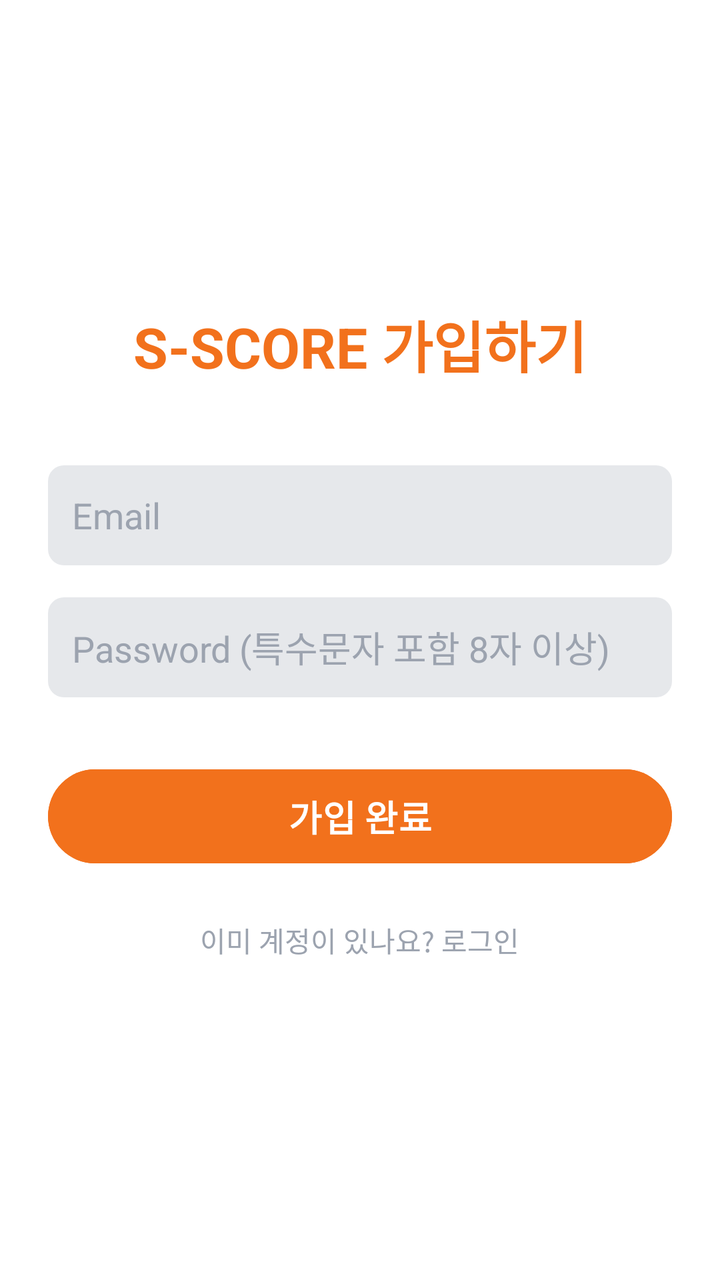
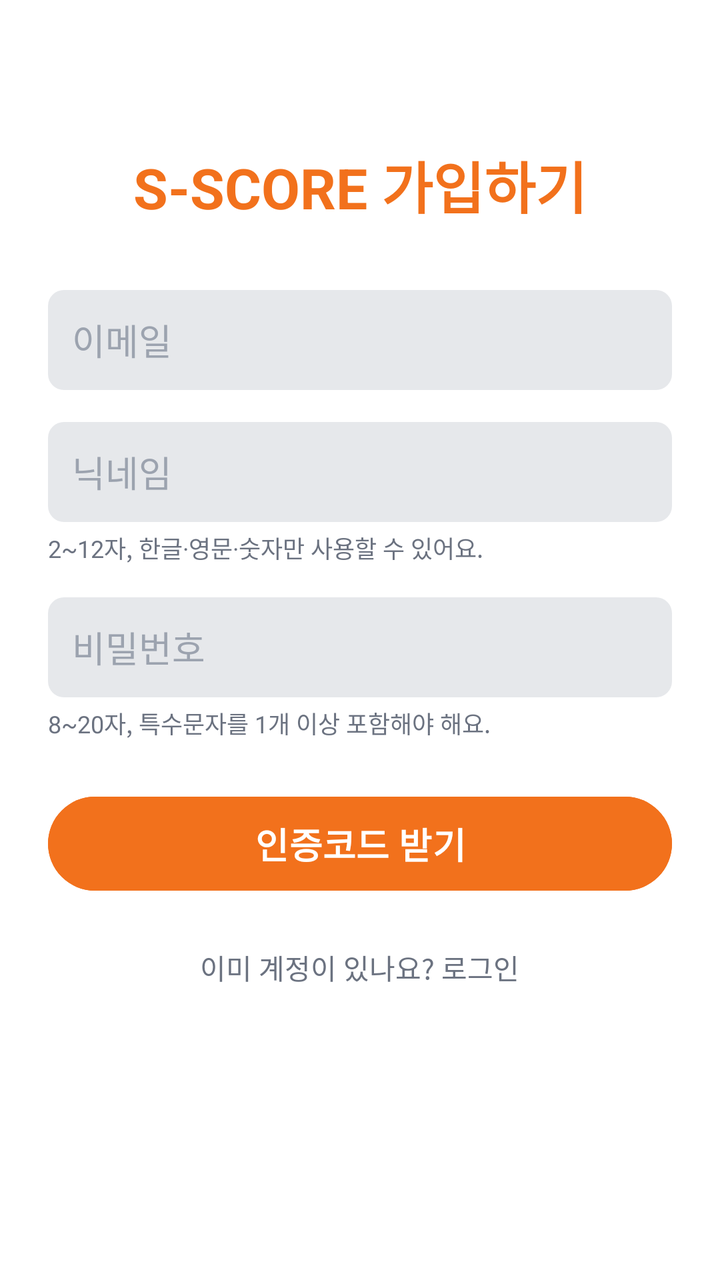

Screens rendered from an Android XML layout before and after an edit, with the pre-edit source and the edit as a unified diff.
<!-- AndroidManifest.xml: application theme Theme.SScore -->
<!-- res/layout/activity_register.xml -->
<?xml version="1.0" encoding="utf-8"?>
<LinearLayout
    xmlns:android="http://schemas.android.com/apk/res/android"
    android:layout_width="match_parent"
    android:layout_height="match_parent"
    android:orientation="vertical"
    android:gravity="center"
    android:background="@color/bg"
    android:padding="24dp">

    <TextView
        android:layout_width="wrap_content"
        android:layout_height="wrap_content"
        android:text="S-SCORE 가입하기"
        android:textColor="@color/accent"
        android:textSize="28sp"
        android:textStyle="bold"
        android:layout_marginBottom="40dp"/>

    <EditText
        android:id="@+id/etRegEmail"
        android:layout_width="match_parent"
        android:layout_height="50dp"
        android:hint="Email"
        android:textColor="@color/text_primary"
        android:textColorHint="@color/text_hint"
        android:background="@drawable/edittext_bg"
        android:padding="12dp"
        android:layout_marginBottom="16dp"/>

    <EditText
        android:id="@+id/etRegPassword"
        android:layout_width="match_parent"
        android:layout_height="50dp"
        android:hint="Password (특수문자 포함 8자 이상)"
        android:textColor="@color/text_primary"
        android:textColorHint="@color/text_hint"
        android:background="@drawable/edittext_bg"
        android:inputType="textPassword"
        android:padding="12dp"
        android:layout_marginBottom="32dp"/>

    <Button
        android:id="@+id/btnRegister"
        android:layout_width="match_parent"
        android:layout_height="55dp"
        android:text="가입 완료"
        android:textColor="@color/on_accent"
        android:backgroundTint="@color/accent"
        android:textStyle="bold"
        android:textSize="18sp"/>

    <TextView
        android:id="@+id/tvBackToLogin"
        android:layout_width="wrap_content"
        android:layout_height="wrap_content"
        android:text="이미 계정이 있나요? 로그인"
        android:textColor="@color/text_hint"
        android:layout_marginTop="16dp"
        android:padding="8dp"/>

</LinearLayout>
<!-- resources referenced by this layout -->
<resources>
  <color name="accent">#F2711C</color>
  <color name="bg">#FFFFFF</color>
  <color name="on_accent">#FFFFFF</color>
  <color name="text_hint">#9CA3AF</color>
  <color name="text_primary">#1A1A1A</color>
  <!-- drawable edittext_bg (drawable) -->
  <?xml version="1.0" encoding="utf-8"?>
  <shape xmlns:android="http://schemas.android.com/apk/res/android">
      <solid android:color="@color/surface_variant"/>
      <corners android:radius="8dp"/>
  </shape>
  <style name="Theme.SScore" parent="Base.Theme.SScore" />
  <color name="surface_variant">#E6E8EB</color>
  <style name="Base.Theme.SScore" parent="Theme.Material3.Light.NoActionBar">
          <item name="colorPrimary">@color/accent</item>
          <item name="colorOnPrimary">@color/on_accent</item>
          <item name="android:windowBackground">@color/bg</item>
          <item name="android:statusBarColor">@color/bg</item>
          <item name="android:navigationBarColor">@color/bg</item>
          <item name="android:windowLightStatusBar">true</item>
          <item name="android:windowLightNavigationBar" tools:targetApi="o_mr1">true</item>
      </style>
</resources>

<!-- the commit's change to res/layout/activity_register.xml (unified diff, before → after) -->
@@ -1,62 +1,184 @@
 <?xml version="1.0" encoding="utf-8"?>
-<LinearLayout
+<ScrollView
     xmlns:android="http://schemas.android.com/apk/res/android"
     android:layout_width="match_parent"
     android:layout_height="match_parent"
-    android:orientation="vertical"
-    android:gravity="center"
     android:background="@color/bg"
-    android:padding="24dp">
+    android:fillViewport="true">
 
-    <TextView
-        android:layout_width="wrap_content"
+    <LinearLayout
+        android:layout_width="match_parent"
         android:layout_height="wrap_content"
-        android:text="S-SCORE 가입하기"
-        android:textColor="@color/accent"
-        android:textSize="28sp"
-        android:textStyle="bold"
-        android:layout_marginBottom="40dp"/>
+        android:orientation="vertical"
+        android:gravity="center_horizontal"
+        android:padding="24dp">
 
-    <EditText
-        android:id="@+id/etRegEmail"
-        android:layout_width="match_parent"
-        android:layout_height="50dp"
-        android:hint="Email"
-        android:textColor="@color/text_primary"
-        android:textColorHint="@color/text_hint"
-        android:background="@drawable/edittext_bg"
-        android:padding="12dp"
-        android:layout_marginBottom="16dp"/>
+        <TextView
+            android:layout_width="wrap_content"
+            android:layout_height="wrap_content"
+            android:layout_marginTop="48dp"
+            android:layout_marginBottom="32dp"
+            android:text="S-SCORE 가입하기"
+            android:textColor="@color/accent"
+            android:textSize="28sp"
+            android:textStyle="bold"/>
 
-    <EditText
-        android:id="@+id/etRegPassword"
-        android:layout_width="match_parent"
-        android:layout_height="50dp"
-        android:hint="Password (특수문자 포함 8자 이상)"
-        android:textColor="@color/text_primary"
-        android:textColorHint="@color/text_hint"
-        android:background="@drawable/edittext_bg"
-        android:inputType="textPassword"
-        android:padding="12dp"
-        android:layout_marginBottom="32dp"/>
+        
+        <LinearLayout
+            android:id="@+id/groupForm"
+            android:layout_width="match_parent"
+            android:layout_height="wrap_content"
+            android:orientation="vertical">
 
-    <Button
-        android:id="@+id/btnRegister"
-        android:layout_width="match_parent"
-        android:layout_height="55dp"
-        android:text="가입 완료"
-        android:textColor="@color/on_accent"
-        android:backgroundTint="@color/accent"
-        android:textStyle="bold"
-        android:textSize="18sp"/>
+            <EditText
+                android:id="@+id/etRegEmail"
+                android:layout_width="match_parent"
+                android:layout_height="50dp"
+                android:layout_marginBottom="16dp"
+                android:background="@drawable/edittext_bg"
+                android:hint="이메일"
+                android:inputType="textEmailAddress"
+                android:padding="12dp"
+                android:textColor="@color/text_primary"
+                android:textColorHint="@color/text_hint"/>
 
-    <TextView
-        android:id="@+id/tvBackToLogin"
-        android:layout_width="wrap_content"
-        android:layout_height="wrap_content"
-        android:text="이미 계정이 있나요? 로그인"
-        android:textColor="@color/text_hint"
-        android:layout_marginTop="16dp"
-        android:padding="8dp"/>
+            <EditText
+                android:id="@+id/etRegNickname"
+                android:layout_width="match_parent"
+                android:layout_height="50dp"
+                android:background="@drawable/edittext_bg"
+                android:hint="닉네임"
+                android:inputType="text"
+                android:maxLength="12"
+                android:padding="12dp"
+                android:textColor="@color/text_primary"
+                android:textColorHint="@color/text_hint"/>
 
-</LinearLayout>
+            <TextView
+                android:id="@+id/tvNicknameHint"
+                android:layout_width="match_parent"
+                android:layout_height="wrap_content"
+                android:layout_marginTop="4dp"
+                android:layout_marginBottom="16dp"
+                android:text="2~12자, 한글·영문·숫자만 사용할 수 있어요."
+                android:textColor="@color/text_secondary"
+                android:textSize="12sp"/>
+
+            <EditText
+                android:id="@+id/etRegPassword"
+                android:layout_width="match_parent"
+                android:layout_height="50dp"
+                android:background="@drawable/edittext_bg"
+                android:hint="비밀번호"
+                android:inputType="textPassword"
+                android:padding="12dp"
+                android:textColor="@color/text_primary"
+                android:textColorHint="@color/text_hint"/>
+
+            <TextView
+                android:layout_width="match_parent"
+                android:layout_height="wrap_content"
+                android:layout_marginTop="4dp"
+                android:layout_marginBottom="24dp"
+                android:text="8~20자, 특수문자를 1개 이상 포함해야 해요."
+                android:textColor="@color/text_secondary"
+                android:textSize="12sp"/>
+
+            <Button
+                android:id="@+id/btnRegister"
+                android:layout_width="match_parent"
+                android:layout_height="55dp"
+                android:backgroundTint="@color/accent"
+                android:text="인증코드 받기"
+                android:textColor="@color/on_accent"
+                android:textSize="18sp"
+                android:textStyle="bold"/>
+        </LinearLayout>
+
+        
+        <LinearLayout
+            android:id="@+id/groupCode"
+            android:layout_width="match_parent"
+            android:layout_height="wrap_content"
+            android:orientation="vertical"
+            android:visibility="gone">
+
+            <TextView
+                android:id="@+id/tvCodeInfo"
+                android:layout_width="match_parent"
+                android:layout_height="wrap_content"
+                android:layout_marginBottom="16dp"
+                android:textColor="@color/text_body"
+                android:textSize="14sp"/>
+
+            <EditText
+                android:id="@+id/etCode"
+                android:layout_width="match_parent"
+                android:layout_height="56dp"
+                android:layout_marginBottom="16dp"
+                android:background="@drawable/edittext_bg"
+                android:gravity="center"
+                android:hint="인증코드 6자리"
+                android:inputType="number"
+                android:letterSpacing="0.3"
+                android:maxLength="6"
+                android:textColor="@color/text_primary"
+                android:textColorHint="@color/text_hint"
+                android:textSize="22sp"/>
+
+            <Button
+                android:id="@+id/btnVerify"
+                android:layout_width="match_parent"
+                android:layout_height="55dp"
+                android:backgroundTint="@color/accent"
+                android:text="가입 완료"
+                android:textColor="@color/on_accent"
+                android:textSize="18sp"
+                android:textStyle="bold"/>
+
+            <Button
+                android:id="@+id/btnResend"
+                style="?android:attr/borderlessButtonStyle"
+                android:layout_width="match_parent"
+                android:layout_height="wrap_content"
+                android:layout_marginTop="8dp"
+                android:textColor="@color/accent"/>
+
+            <TextView
+                android:id="@+id/tvChangeEmail"
+                android:layout_width="wrap_content"
+                android:layout_height="wrap_content"
+                android:layout_gravity="center_horizontal"
+                android:padding="8dp"
+                android:text="이메일/닉네임 다시 입력"
+                android:textColor="@color/text_secondary"/>
+        </LinearLayout>
+
+        <TextView
+            android:id="@+id/tvMessage"
+            android:layout_width="match_parent"
+            android:layout_height="wrap_content"
+            android:layout_marginTop="12dp"
+            android:gravity="center"
+            android:textColor="@color/negative"
+            android:textSize="13sp"
+            android:visibility="gone"/>
+
+        <ProgressBar
+            android:id="@+id/progress"
+            android:layout_width="wrap_content"
+            android:layout_height="wrap_content"
+            android:layout_marginTop="16dp"
+            android:indeterminateTint="@color/accent"
+            android:visibility="gone"/>
+
+        <TextView
+            android:id="@+id/tvBackToLogin"
+            android:layout_width="wrap_content"
+            android:layout_height="wrap_content"
+            android:layout_marginTop="16dp"
+            android:padding="8dp"
+            android:text="이미 계정이 있나요? 로그인"
+            android:textColor="@color/text_secondary"/>
+    </LinearLayout>
+</ScrollView>
<!-- resource entries referenced after the edit -->
@@ -2,9 +2,12 @@
 <resources>
   <color name="accent">#F2711C</color>
   <color name="bg">#FFFFFF</color>
+  <color name="negative">#DC2626</color>
   <color name="on_accent">#FFFFFF</color>
+  <color name="text_body">#374151</color>
   <color name="text_hint">#9CA3AF</color>
   <color name="text_primary">#1A1A1A</color>
+  <color name="text_secondary">#6B7280</color>
   <!-- drawable edittext_bg (drawable) -->
   <?xml version="1.0" encoding="utf-8"?>
   <shape xmlns:android="http://schemas.android.com/apk/res/android">
